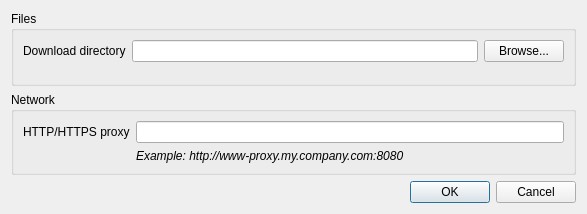
Above: toutvqt/dat/ui/preferences_dialog.ui from bvanheu/pytoutv before the change. Below: the same form after it.
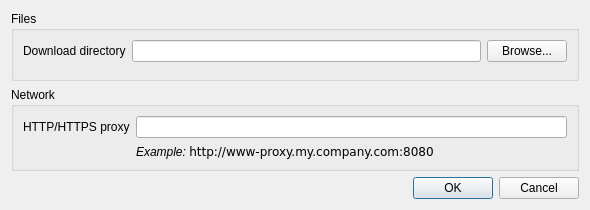
That is the form after the change.

Commit message: Qt: improve preferences dialog visual

Patch:
```diff
--- a/toutvqt/dat/ui/preferences_dialog.ui
+++ b/toutvqt/dat/ui/preferences_dialog.ui
@@ -6,8 +6,8 @@
    <rect>
     <x>0</x>
     <y>0</y>
-    <width>587</width>
-    <height>214</height>
+    <width>590</width>
+    <height>210</height>
    </rect>
   </property>
   <property name="sizePolicy">
@@ -16,6 +16,18 @@
     <verstretch>0</verstretch>
    </sizepolicy>
   </property>
+  <property name="minimumSize">
+   <size>
+    <width>0</width>
+    <height>210</height>
+   </size>
+  </property>
+  <property name="maximumSize">
+   <size>
+    <width>16777215</width>
+    <height>210</height>
+   </size>
+  </property>
   <property name="windowTitle">
    <string>Preferences</string>
   </property>
@@ -59,6 +71,9 @@
       <string>Network</string>
      </property>
      <layout class="QFormLayout" name="formLayout">
+      <property name="fieldGrowthPolicy">
+       <enum>QFormLayout::AllNonFixedFieldsGrow</enum>
+      </property>
       <item row="0" column="0">
        <widget class="QLabel" name="http_proxy_label">
         <property name="text">
@@ -72,7 +87,7 @@
       <item row="1" column="1">
        <widget class="QLabel" name="http_proxy_example">
         <property name="text">
-         <string>&lt;html&gt;&lt;head/&gt;&lt;body&gt;&lt;p&gt;&lt;span style=&quot; font-style:italic;&quot;&gt;Example: http://www-proxy.my.company.com:8080&lt;/span&gt;&lt;/p&gt;&lt;/body&gt;&lt;/html&gt;</string>
+         <string>&lt;span style=&quot; font-style:italic;&quot;&gt;Example:&lt;/span&gt; &lt;code&gt;http://www-proxy.my.company.com:8080&lt;/code&gt;</string>
         </property>
        </widget>
       </item>
```
The commit also changes 1 other file.
